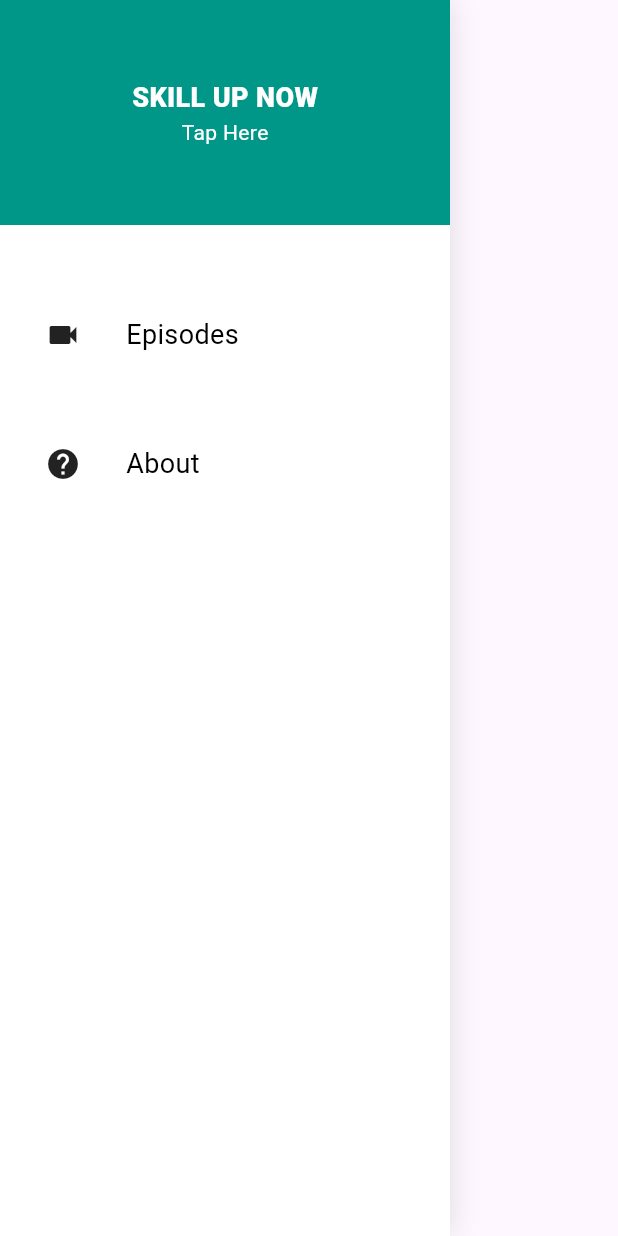
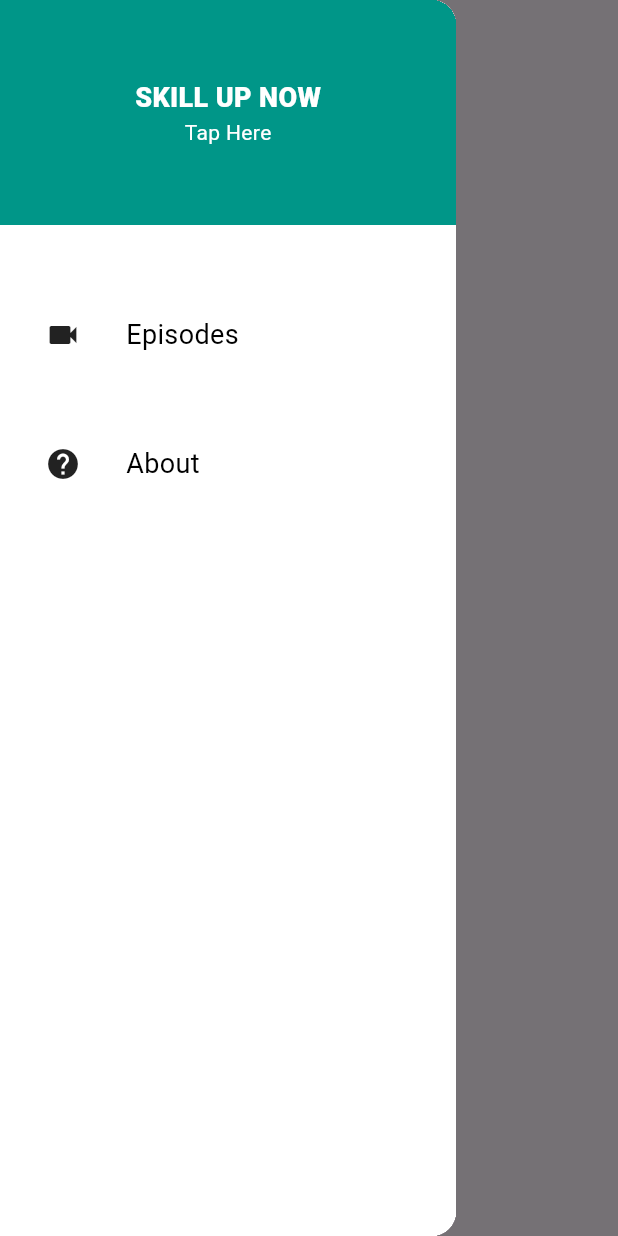
Before and after one commit to samievghayrat/web_basics, a Flutter app: the Navigation_Drawer screen opened directly, with the side drawer open (before the commit the screen has no drawer), on a phone screen of 412 x 824 dp. Run offline on Flutter 3.47's test engine with Material 2 defaults, Android fonts, the phone set to English and light mode, and no system bars; our stand-ins replace responsive_builder.

Commit message:
three files added

```diff
--- a/lib/navbaritem/navigation.dart
+++ b/lib/navbaritem/navigation.dart
@@ -12,6 +12,7 @@ class Navigation_Bar extends StatelessWidget {
   @override
   Widget build(BuildContext context) {
     return ScreenTypeLayout(
+      //hello for commit
       mobile: NavigationBarMobile(),
       tablet: NavigationbarTablesDesktop(),
     );
--- a/lib/navigation_drawer/navigation_drawer.dart
+++ b/lib/navigation_drawer/navigation_drawer.dart
@@ -7,7 +7,9 @@ class Navigation_Drawer extends StatelessWidget {
 
   @override
   Widget build(BuildContext context) {
-    return Container(
+    return Scaffold(
+      drawer: Drawer(
+        child: Container(
           width: 300,
           decoration: BoxDecoration(
               color: Colors.white,
@@ -19,6 +21,8 @@ class Navigation_Drawer extends StatelessWidget {
               DrawerItem(icon: Icons.help, item: 'About'),
             ],
           ),
+        ),
+      ),
     );
   }
 }
--- a/lib/view/home/home_view.dart
+++ b/lib/view/home/home_view.dart
@@ -15,7 +15,8 @@ class HomeView extends StatelessWidget {
   Widget build(BuildContext context) {
     return ResponsiveBuilder(
       builder: (context, sizingInformation) => Scaffold(
-        drawer: sizingInformation.deviceScreenType == DeviceScreenType.mobile
+        drawer:
+        sizingInformation.deviceScreenType == DeviceScreenType.mobile
             ? Navigation_Drawer()
             : null,
         backgroundColor: Colors.white,
```
Also changed, not shown: lib/navbaritem/navigationBarMobile.dart (+9 -4 lines). Lines whose indentation alone changed are shown as unchanged.
